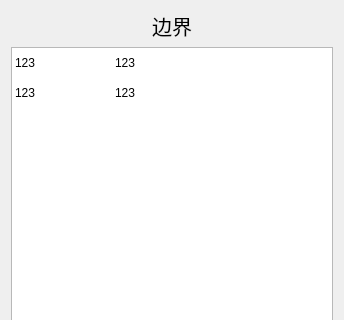
Qt form src/FormMesh.ui (Aiopr-bits/MAVES) before a commit; both pictures show x 0 to 344 and y 0 to 320 of the 344 by 553 pixel window.
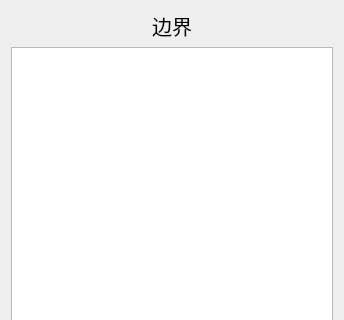
The same form after that commit.

Commit message: feat：导入网格后，储存网格地址

```diff
--- a/src/FormMesh.ui
+++ b/src/FormMesh.ui
@@ -54,38 +54,8 @@
        <attribute name="verticalHeaderVisible">
         <bool>false</bool>
        </attribute>
-       <row>
-        <property name="text">
-         <string>新建行</string>
-        </property>
-       </row>
-       <row>
-        <property name="text">
-         <string>新建行</string>
-        </property>
-       </row>
        <column/>
        <column/>
-       <item row="0" column="0">
-        <property name="text">
-         <string>123</string>
-        </property>
-       </item>
-       <item row="0" column="1">
-        <property name="text">
-         <string>123</string>
-        </property>
-       </item>
-       <item row="1" column="0">
-        <property name="text">
-         <string>123</string>
-        </property>
-       </item>
-       <item row="1" column="1">
-        <property name="text">
-         <string>123</string>
-        </property>
-       </item>
       </widget>
      </item>
     </layout>
```
The commit also changes 1 other file.
